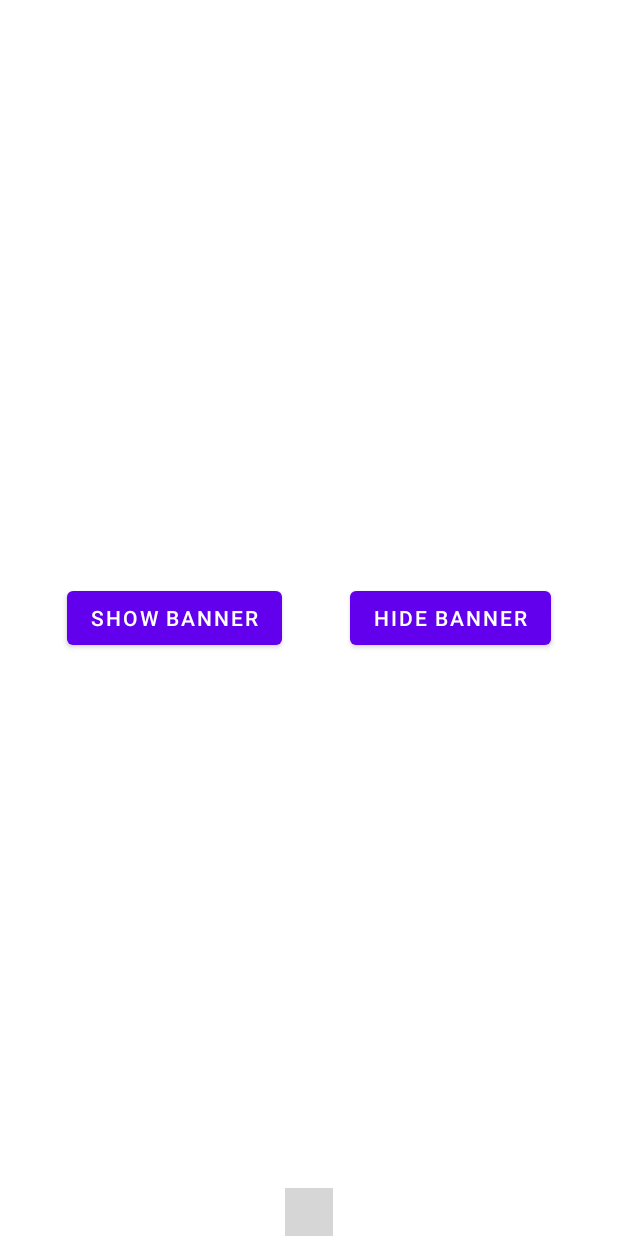
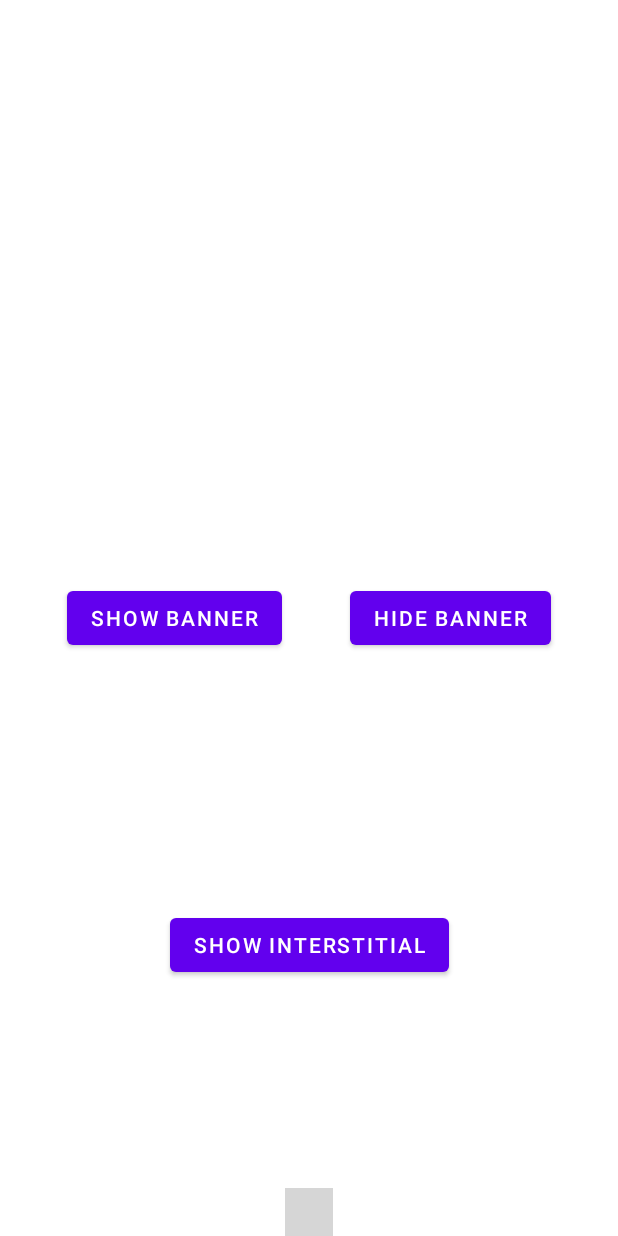
Before and after one commit to Vladislav-Shesternin/Appodeal-with-AdMob, an Android app: the layout activity_main.xml on its own in the app's theme, with its tools: preview values and no code run, on a phone screen of 412 x 824 dp. Run offline under Robolectric (Android 15) with nearby library versions, the phone set to English and light mode, and no system bars; plain views replace BannerView; grey boxes are pictures that could not be loaded.

Commit message:
INTERSTITIAL

```diff
--- a/app/src/main/res/layout/activity_main.xml
+++ b/app/src/main/res/layout/activity_main.xml
@@ -26,6 +26,16 @@
         app:layout_constraintStart_toEndOf="@+id/btn_show_banner_bottom"
         app:layout_constraintTop_toTopOf="parent" />
 
+    <Button
+        android:id="@+id/btn_show_interstitial"
+        android:layout_width="wrap_content"
+        android:layout_height="wrap_content"
+        android:text="show interstitial"
+        app:layout_constraintBottom_toBottomOf="parent"
+        app:layout_constraintEnd_toEndOf="@+id/btn_hide_banner_bottom"
+        app:layout_constraintStart_toStartOf="@+id/btn_show_banner_bottom"
+        app:layout_constraintTop_toBottomOf="@+id/btn_show_banner_bottom" />
+
     <com.appodeal.ads.BannerView
         android:id="@+id/appodeal_banner_bottom"
         android:layout_width="wrap_content"
```
Also changed, not shown: app/src/main/java/com/veldan/appodealdemo2/MainActivity.kt (+14 -8 lines).
